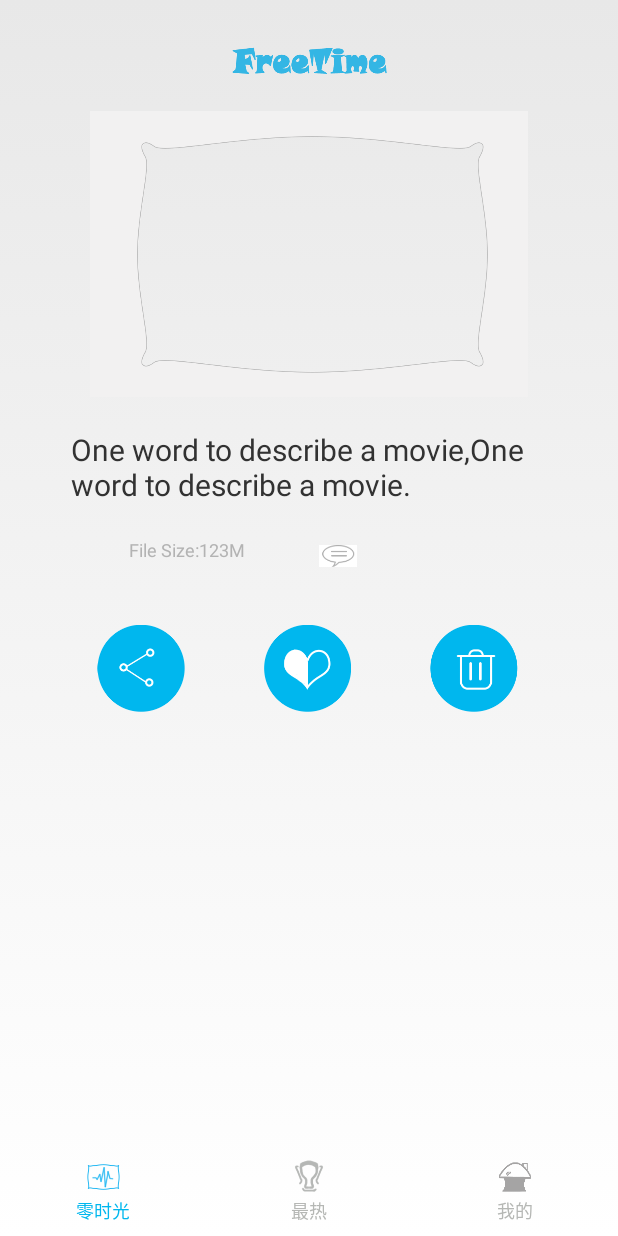
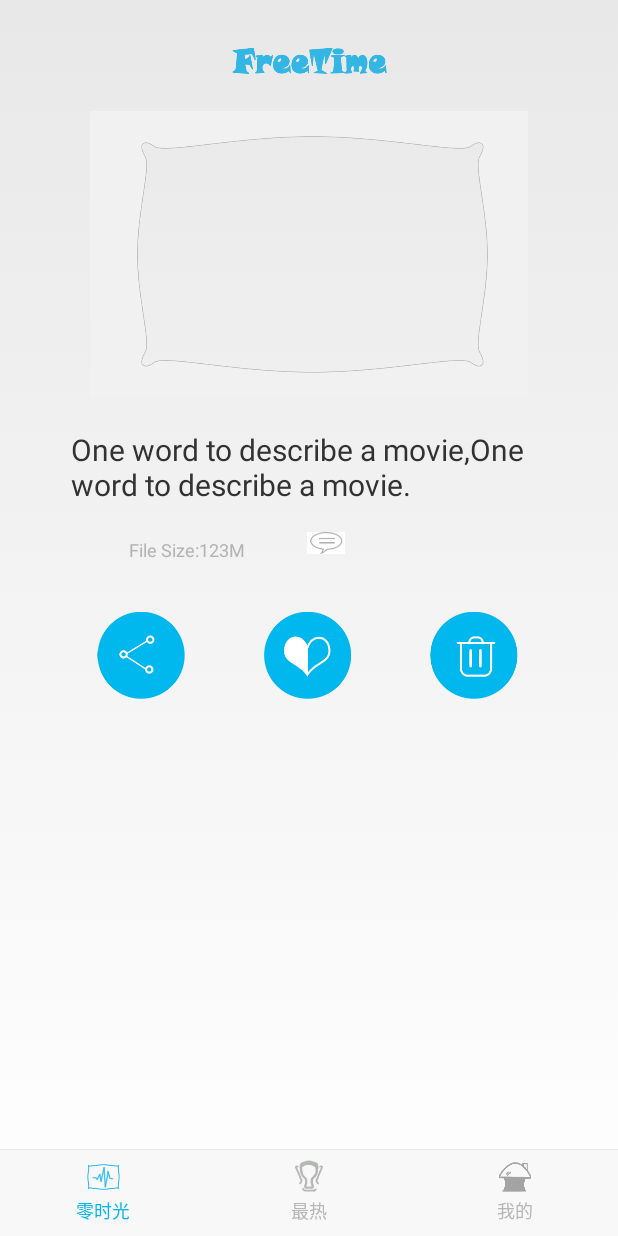
Before and after one commit to ZCXL/FreeTime, an Android app: the MainActivity screen opened directly, with no data from a screen before it, on a phone screen of 412 x 824 dp. Run offline under Robolectric (Android 15) with nearby library versions, the phone set to English and light mode, and no system bars.

Commit message:
ZC-2015.7.14-9.15

```diff
--- a/app/src/main/java/com/zhuchao/freetime/MainActivity.java
+++ b/app/src/main/java/com/zhuchao/freetime/MainActivity.java
@@ -8,6 +8,8 @@ import android.support.v4.app.FragmentTransaction;
 import android.view.View;
 import android.view.Window;
 import android.widget.ImageView;
+import android.widget.RelativeLayout;
+import android.widget.TextView;
 
 import fragment.MineFragment;
 import fragment.TopHotFragment;
@@ -21,7 +23,9 @@ public class MainActivity extends FragmentActivity implements View.OnClickListen
     private ZeroTimeFragment zeroTimeFragment;
     private TopHotFragment topHotFragment;
     private MineFragment mineFragment;
-    private ImageView zero_time,top_hot,mine;
+    private RelativeLayout zero_time,top_hot,mine;
+    private TextView zero_time_text,top_hot_text,mine_text;
+    private ImageView zero_time_image,top_hot_image,mine_image;
     @Override
     protected void onCreate(Bundle savedInstanceState) {
         super.onCreate(savedInstanceState);
@@ -32,10 +36,19 @@ public class MainActivity extends FragmentActivity implements View.OnClickListen
     }
     private void initView(){
         //init button at main interface's bottom.
-        zero_time=(ImageView)findViewById(R.id.main_zero_time);
-        top_hot=(ImageView)findViewById(R.id.main_top_hot);
-        mine=(ImageView)findViewById(R.id.main_mine);
+        zero_time=(RelativeLayout)findViewById(R.id.main_zero_time_layout);
+        top_hot=(RelativeLayout)findViewById(R.id.main_top_hot_layout);
+        mine=(RelativeLayout)findViewById(R.id.main_mine_layout);
 
+        //init image at bottom.
+        zero_time_image=(ImageView)findViewById(R.id.main_zero_time);
+        top_hot_image=(ImageView)findViewById(R.id.main_top_hot);
+        mine_image=(ImageView)findViewById(R.id.main_mine);
+
+        //init text at bottom.
+        zero_time_text=(TextView)findViewById(R.id.main_zero_time_text);
+        top_hot_text=(TextView)findViewById(R.id.main_top_hot_text);
+        mine_text=(TextView)findViewById(R.id.main_mine_text);
         //set button's listener
         zero_time.setOnClickListener(this);
         top_hot.setOnClickListener(this);
@@ -68,19 +81,28 @@ public class MainActivity extends FragmentActivity implements View.OnClickListen
     private void setAllUnchecked(int i){
         switch (i){
             case 1:
-                zero_time.setImageResource(R.drawable.main_bottom_icon_1_checked);
-                top_hot.setImageResource(R.drawable.main_bottom_icon_2_unchecked);
-                mine.setImageResource(R.drawable.main_bottom_icon_3_unchecked);
+                zero_time_image.setImageResource(R.drawable.main_bottom_icon_1_checked);
+                top_hot_image.setImageResource(R.drawable.main_bottom_icon_2_unchecked);
+                mine_image.setImageResource(R.drawable.main_bottom_icon_3_unchecked);
+                zero_time_text.setTextColor(getResources().getColor(R.color.main_bottom_text_checked_color));
+                top_hot_text.setTextColor(getResources().getColor(R.color.main_bottom_text_unchecked_color));
+                mine_text.setTextColor(getResources().getColor(R.color.main_bottom_text_unchecked_color));
                 break;
             case 2:
-                zero_time.setImageResource(R.drawable.main_bottom_icon_1_unchecked);
-                top_hot.setImageResource(R.drawable.main_bottom_icon_2_checked);
-                mine.setImageResource(R.drawable.main_bottom_icon_3_unchecked);
+                zero_time_image.setImageResource(R.drawable.main_bottom_icon_1_unchecked);
+                top_hot_image.setImageResource(R.drawable.main_bottom_icon_2_checked);
+                mine_image.setImageResource(R.drawable.main_bottom_icon_3_unchecked);
+                zero_time_text.setTextColor(getResources().getColor(R.color.main_bottom_text_unchecked_color));
+                top_hot_text.setTextColor(getResources().getColor(R.color.main_bottom_text_checked_color));
+                mine_text.setTextColor(getResources().getColor(R.color.main_bottom_text_unchecked_color));
                 break;
             case 3:
-                zero_time.setImageResource(R.drawable.main_bottom_icon_1_unchecked);
-                top_hot.setImageResource(R.drawable.main_bottom_icon_2_unchecked);
-                mine.setImageResource(R.drawable.main_bottom_icon_3_checked);
+                zero_time_image.setImageResource(R.drawable.main_bottom_icon_1_unchecked);
+                top_hot_image.setImageResource(R.drawable.main_bottom_icon_2_unchecked);
+                mine_image.setImageResource(R.drawable.main_bottom_icon_3_checked);
+                zero_time_text.setTextColor(getResources().getColor(R.color.main_bottom_text_unchecked_color));
+                top_hot_text.setTextColor(getResources().getColor(R.color.main_bottom_text_unchecked_color));
+                mine_text.setTextColor(getResources().getColor(R.color.main_bottom_text_checked_color));
                 break;
         }
     }
--- a/app/src/main/res/layout/activity_main.xml
+++ b/app/src/main/res/layout/activity_main.xml
@@ -5,13 +5,24 @@
     <FrameLayout
         android:id="@+id/container"
         android:layout_width="match_parent"
-        android:layout_height="match_parent"/>
+        android:layout_height="match_parent"
+        android:paddingBottom="@dimen/main_bottom_linear_height"/>
+    <LinearLayout
+        android:layout_width="fill_parent"
+        android:layout_height="@dimen/main_bottom_linear_height"
+        android:orientation="vertical"
+        android:layout_gravity="bottom">
+        <View
+            android:layout_width="fill_parent"
+            android:layout_height="@dimen/main_bottom_divider"
+            android:background="@color/main_bottom_divider_color"/>
     <LinearLayout
         android:layout_width="fill_parent"
         android:layout_height="@dimen/main_bottom_height"
         android:orientation="horizontal"
-        android:layout_gravity="bottom">
+        android:background="@color/main_bottom_linear_bg">
         <RelativeLayout
+            android:id="@+id/main_zero_time_layout"
             android:layout_width="match_parent"
             android:layout_height="match_parent"
             android:layout_weight="1.0">
@@ -24,6 +35,7 @@
                 android:background="@android:color/transparent"
                 android:src="@drawable/main_bottom_icon_1_checked"/>
             <TextView
+                android:id="@+id/main_zero_time_text"
                 android:layout_width="wrap_content"
                 android:layout_height="wrap_content"
                 android:layout_centerHorizontal="true"
@@ -34,6 +46,7 @@
                 android:textColor="@color/main_bottom_text_checked_color"/>
         </RelativeLayout>
         <RelativeLayout
+            android:id="@+id/main_top_hot_layout"
             android:layout_width="match_parent"
             android:layout_height="match_parent"
             android:layout_weight="1.0">
@@ -46,6 +59,7 @@
                 android:background="@android:color/transparent"
                 android:src="@drawable/main_bottom_icon_2_unchecked"/>
             <TextView
+                android:id="@+id/main_top_hot_text"
                 android:layout_width="wrap_content"
                 android:layout_height="wrap_content"
                 android:layout_centerHorizontal="true"
@@ -56,6 +70,7 @@
                 android:textColor="@color/main_bottom_text_unchecked_color"/>
         </RelativeLayout>
         <RelativeLayout
+            android:id="@+id/main_mine_layout"
             android:layout_width="match_parent"
             android:layout_height="match_parent"
             android:layout_weight="1.0">
@@ -68,6 +83,7 @@
                 android:background="@android:color/transparent"
                 android:src="@drawable/main_bottom_icon_3_unchecked"/>
             <TextView
+                android:id="@+id/main_mine_text"
                 android:layout_width="wrap_content"
                 android:layout_height="wrap_content"
                 android:layout_centerHorizontal="true"
@@ -78,4 +94,5 @@
                 android:textColor="@color/main_bottom_text_unchecked_color"/>
         </RelativeLayout>
     </LinearLayout>
+    </LinearLayout>
 </FrameLayout>
--- a/app/src/main/res/layout/main_framelayout_zero_time.xml
+++ b/app/src/main/res/layout/main_framelayout_zero_time.xml
@@ -40,8 +40,8 @@
 
     <TextView
         android:id="@+id/main_zero_time_movie_size"
-        android:layout_width="85dp"
-        android:layout_height="25dp"
+        android:layout_width="wrap_content"
+        android:layout_height="wrap_content"
         android:layout_below="@+id/main_zero_time_movie_description"
         android:layout_marginTop="@dimen/main_TextView2_layout_marginTop"
         android:layout_alignParentLeft="true"
--- a/app/src/main/res/values/colors.xml
+++ b/app/src/main/res/values/colors.xml
@@ -6,4 +6,6 @@
     <!-- the colors of main interface-->
     <color name="main_bottom_text_checked_color">#00b7ee</color>
     <color name="main_bottom_text_unchecked_color">#b5b7b4</color>
+    <color name="main_bottom_divider_color">#e8e7e7</color>
+    <color name="main_bottom_linear_bg">#f8f8f8</color>
 </resources>
--- a/app/src/main/res/values/dimens.xml
+++ b/app/src/main/res/values/dimens.xml
@@ -33,9 +33,11 @@
     <!--the data of main interface-->
         <!--the data at bottom-->
     <dimen name="main_bottom_height">57dp</dimen>
+    <dimen name="main_bottom_linear_height">58dp</dimen>
     <dimen name="main_bottom_icon_top">6dp</dimen>
     <dimen name="main_bottom_text_top_icon">1dp</dimen>
     <dimen name="main_bottom_text_size">12sp</dimen>
+    <dimen name="main_bottom_divider">0.66dp</dimen>
 
     <!--the data of main_FrameLayout_ImageView1 -->
     <dimen name="main_ImageView1_layout_width">134.66dp</dimen>
```
Also changed, not shown: app/src/main/java/utils/Utils.java (added, +34 -0 lines), app/src/main/java/view_rewrite/CustomerView.java (added, +17 -0 lines), app/src/main/java/view_rewrite/SlideDown.java (added, +136 -0 lines), app/src/main/res/values/attributes.xml (added, +17 -0 lines), 1 other file.
